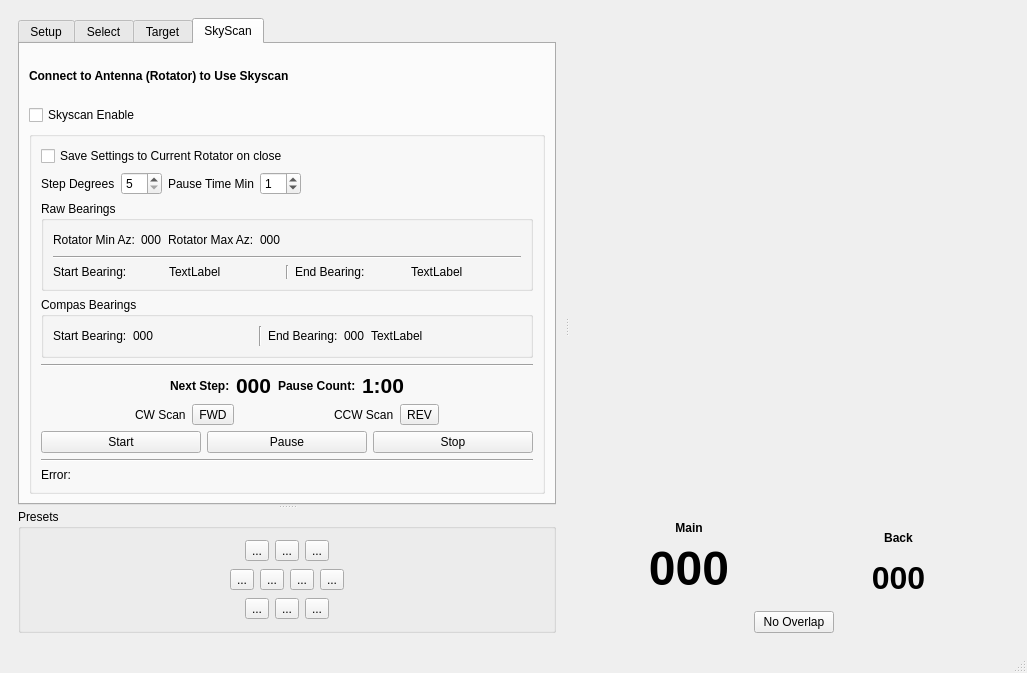
Above: mqt/MqtRotator/rotatormainwindow.ui from Rsclub22/Minos2-Mirror before the change. Below: the same form after it.
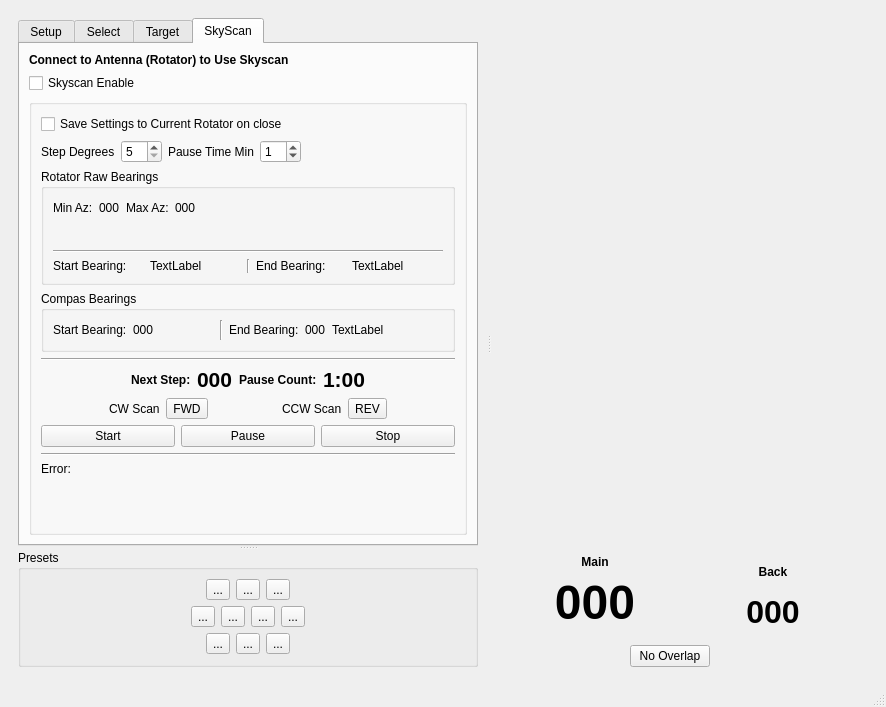
That is the form after the change. Custom widgets are drawn as their Qt base class.

```diff
--- a/mqt/MqtRotator/rotatormainwindow.ui
+++ b/mqt/MqtRotator/rotatormainwindow.ui
@@ -9,15 +9,15 @@
    <rect>
     <x>0</x>
     <y>0</y>
-    <width>1027</width>
-    <height>673</height>
+    <width>886</width>
+    <height>707</height>
    </rect>
   </property>
   <property name="windowTitle">
    <string>Minos Rotator</string>
   </property>
   <widget class="QWidget" name="centralwidget">
-   <layout class="QVBoxLayout" name="verticalLayout_27">
+   <layout class="QVBoxLayout" name="verticalLayout_26">
     <item>
      <widget class="MinosSplitter" name="rotSplitter">
       <property name="orientation">
@@ -511,17 +511,17 @@
                   <item>
                    <widget class="QGroupBox" name="skyScanRawBearingsGroupBox">
                     <property name="title">
-                     <string>Raw Bearings</string>
+                     <string>Rotator Raw Bearings</string>
                     </property>
                     <layout class="QVBoxLayout" name="verticalLayout_32">
                      <item>
-                      <layout class="QVBoxLayout" name="verticalLayout_26">
+                      <layout class="QVBoxLayout" name="verticalLayout_27">
                        <item>
-                        <layout class="QHBoxLayout" name="horizontalLayout_25">
+                        <layout class="QHBoxLayout" name="horizontalLayout_23">
                          <item>
                           <widget class="QLabel" name="skyScanRotatorMinAzLbl">
                            <property name="text">
-                            <string>Rotator Min Az:</string>
+                            <string>Min Az:</string>
                            </property>
                           </widget>
                          </item>
@@ -535,7 +535,7 @@
                          <item>
                           <widget class="QLabel" name="skyScanRotatorMaxAzLbl_2">
                            <property name="text">
-                            <string>Rotator Max Az:</string>
+                            <string>Max Az:</string>
                            </property>
                           </widget>
                          </item>
@@ -562,6 +562,32 @@
                         </layout>
                        </item>
                        <item>
+                        <layout class="QHBoxLayout" name="horizontalLayout_21">
+                         <item>
+                          <widget class="QLabel" name="southStopDisplay">
+                           <property name="text">
+                            <string/>
+                           </property>
+                          </widget>
+                         </item>
+                         <item>
+                          <spacer name="horizontalSpacer_25">
+                           <property name="orientation">
+                            <enum>Qt::Horizontal</enum>
+                           </property>
+                           <property name="sizeHint" stdset="0">
+                            <size>
+                             <width>40</width>
+                             <height>20</height>
+                            </size>
+                           </property>
+                          </spacer>
+                         </item>
+                        </layout>
+                       </item>
+                      </layout>
+                     </item>
+                     <item>
                         <widget class="Line" name="line_5">
                          <property name="orientation">
                           <enum>Qt::Horizontal</enum>
@@ -569,7 +595,7 @@
                         </widget>
                        </item>
                        <item>
-                        <layout class="QHBoxLayout" name="horizontalLayout_26">
+                      <layout class="QHBoxLayout" name="horizontalLayout_18">
                          <item>
                           <widget class="QLabel" name="skyScanStartBrgLabel">
                            <property name="text">
@@ -608,8 +634,6 @@
                         </layout>
                        </item>
                       </layout>
-                     </item>
-                    </layout>
                    </widget>
                   </item>
                   <item>
@@ -914,6 +938,19 @@
                   </item>
                  </layout>
                 </item>
+                <item>
+                 <spacer name="verticalSpacer_4">
+                  <property name="orientation">
+                   <enum>Qt::Vertical</enum>
+                  </property>
+                  <property name="sizeHint" stdset="0">
+                   <size>
+                    <width>20</width>
+                    <height>40</height>
+                   </size>
+                  </property>
+                 </spacer>
+                </item>
                </layout>
               </widget>
              </item>
```
Left out of the diff: 2 changed lines with no effect on the pictures. Lines whose indentation alone changed are shown as unchanged.
